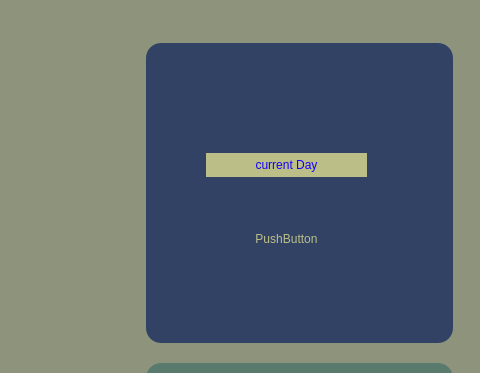
This is AgileAgenda/mainwindow.ui in AmirHossienAfshar/AgileAgenda as Qt 5 draws it before an edit; both pictures show x 480 to 960 and y 0 to 373 of the 960 by 690 pixel window. The edited form follows.
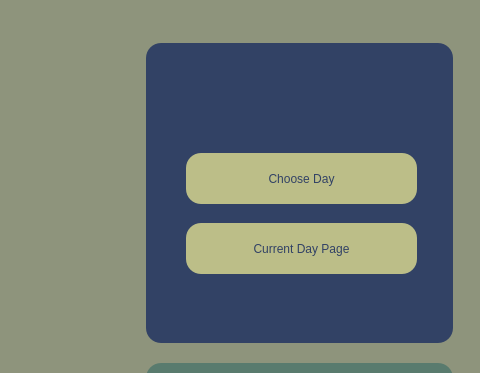
This is the edited form. Icons and pictures are not drawn.

```diff
--- a/AgileAgenda/mainwindow.ui
+++ b/AgileAgenda/mainwindow.ui
@@ -155,31 +155,37 @@
        <widget class="QPushButton" name="pushButton">
         <property name="geometry">
          <rect>
-          <x>60</x>
+          <x>40</x>
           <y>110</y>
-          <width>161</width>
-          <height>24</height>
+          <width>231</width>
+          <height>51</height>
          </rect>
         </property>
         <property name="styleSheet">
          <string notr="true">background-color: rgb(188, 190, 136);
-color: rgb(17, 0, 255);</string>
+color:  rgb(50, 66, 101);
+</string>
         </property>
         <property name="text">
-         <string>current Day</string>
+         <string>Choose Day</string>
         </property>
        </widget>
        <widget class="QPushButton" name="pushButton_2">
         <property name="geometry">
          <rect>
-          <x>60</x>
-          <y>170</y>
-          <width>161</width>
+          <x>40</x>
+          <y>180</y>
+          <width>231</width>
           <height>51</height>
          </rect>
         </property>
+        <property name="styleSheet">
+         <string notr="true">background-color: rgb(188, 190, 136);
+color:  rgb(50, 66, 101);
+</string>
+        </property>
         <property name="text">
-         <string>PushButton</string>
+         <string>Current Day Page</string>
         </property>
        </widget>
       </widget>
```
